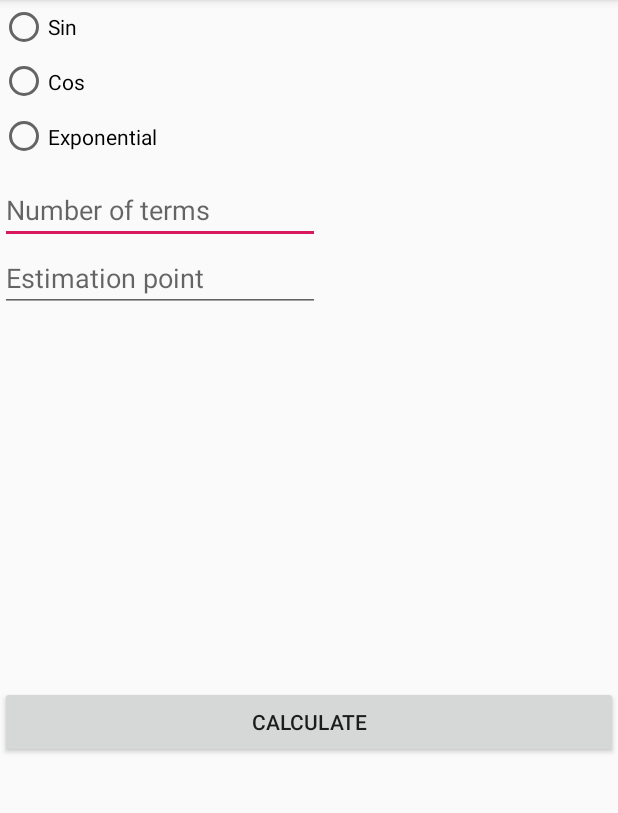
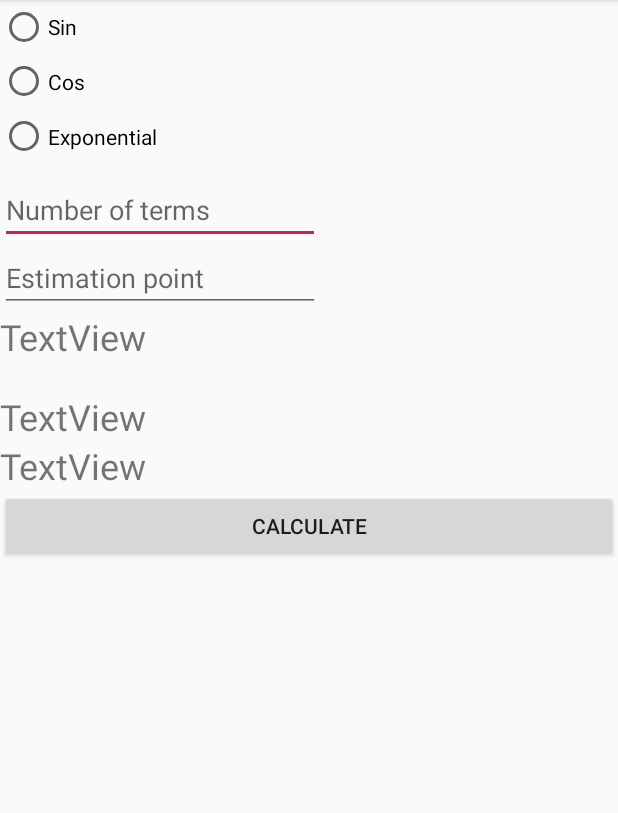
Before and after one commit to MiguelLPmez/PolinomioTaylorMaclaurin, an Android app: the screen it shows after launch (MainActivity), on a phone screen of 412 x 824 dp, the part 84-897 px from its top. Run offline under Robolectric (Android 15) with nearby library versions, the phone set to English and light mode, and no system bars.

Commit message:
primer diseño de interfaz

```diff
--- a/app/src/main/java/com/example/miguel/polinomiotaylormaclaurin/MainActivity.java
+++ b/app/src/main/java/com/example/miguel/polinomiotaylormaclaurin/MainActivity.java
@@ -2,6 +2,7 @@ package com.example.miguel.polinomiotaylormaclaurin;
 
 import android.support.v7.app.AppCompatActivity;
 import android.os.Bundle;
+import android.view.View;
 
 public class MainActivity extends AppCompatActivity {
 
@@ -10,4 +11,8 @@ public class MainActivity extends AppCompatActivity {
         super.onCreate(savedInstanceState);
         setContentView(R.layout.activity_main);
     }
+
+    public void calculos(View v){
+
+    }
 }
--- a/app/src/main/res/layout/activity_main.xml
+++ b/app/src/main/res/layout/activity_main.xml
@@ -54,7 +54,7 @@
             android:layout_width="wrap_content"
             android:layout_height="wrap_content"
             android:ems="10"
-            android:hint="Number of terms"
+            android:hint="@string/number_of_terms"
             android:inputType="number"
             tools:layout_editor_absoluteX="18dp"
             tools:layout_editor_absoluteY="141dp" />
@@ -64,22 +64,31 @@
             android:layout_width="wrap_content"
             android:layout_height="wrap_content"
             android:ems="10"
-            android:hint="Estimation point"
+            android:hint="@string/estimation_point"
             android:inputType="number"
             tools:layout_editor_absoluteX="18dp"
             tools:layout_editor_absoluteY="205dp" />
 
-        <ScrollView
+        <TextView
+            android:id="@+id/aprox"
             android:layout_width="match_parent"
-            android:layout_height="249dp"
-            tools:layout_editor_absoluteX="8dp"
-            tools:layout_editor_absoluteY="259dp">
+            android:layout_height="80px"
+            android:text="TextView"
+            android:textSize="24sp" />
 
-            <LinearLayout
-                android:layout_width="match_parent"
-                android:layout_height="wrap_content"
-                android:orientation="vertical" />
-        </ScrollView>
+        <TextView
+            android:id="@+id/aprox2"
+            android:layout_width="match_parent"
+            android:layout_height="wrap_content"
+            android:text="TextView"
+            android:textSize="24sp" />
+
+        <TextView
+            android:id="@+id/aprox3"
+            android:layout_width="match_parent"
+            android:layout_height="wrap_content"
+            android:text="TextView"
+            android:textSize="24sp" />
 
         <Button
             android:id="@+id/btnCalculate"
--- a/app/src/main/res/values/strings.xml
+++ b/app/src/main/res/values/strings.xml
@@ -4,4 +4,6 @@
     <string name="cos">Cos</string>
     <string name="exponential">Exponential</string>
     <string name="calculate">Calculate</string>
+    <string name="number_of_terms">Number of terms</string>
+    <string name="estimation_point">Estimation point</string>
 </resources>
```
